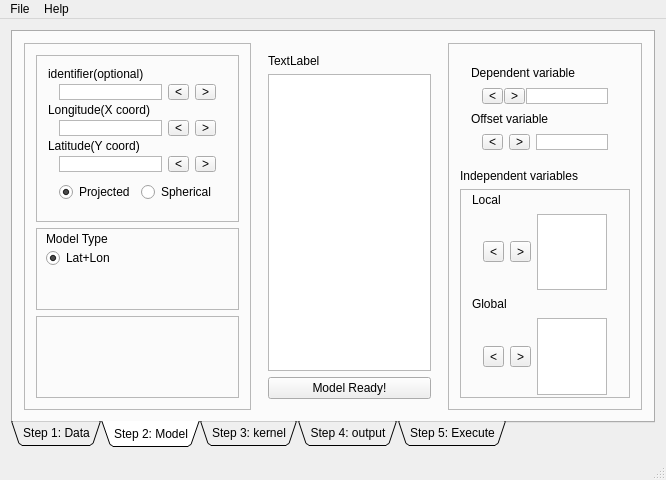
Above: Qt/mainwindow.ui from Anders1232/GWR_BR before the change. Below: the same form after it.
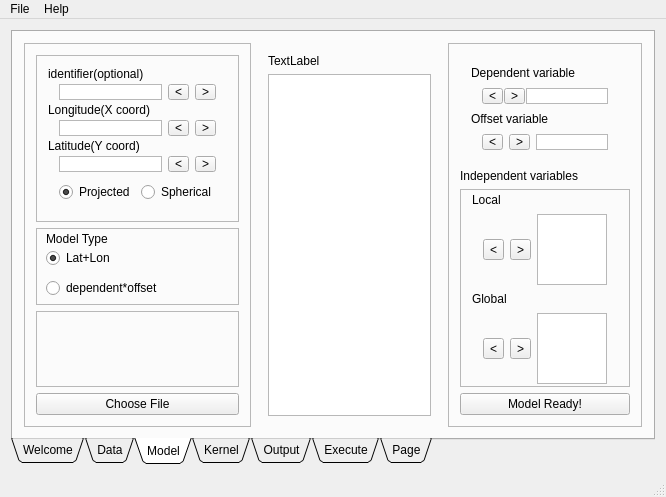
That is the form after the change.

Commit message: Desenvolvendo aba 2

```diff
--- a/Qt/mainwindow.ui
+++ b/Qt/mainwindow.ui
@@ -7,15 +7,9 @@
     <x>0</x>
     <y>0</y>
     <width>666</width>
-    <height>480</height>
+    <height>481</height>
    </rect>
   </property>
-  <property name="sizePolicy">
-   <sizepolicy hsizetype="Preferred" vsizetype="Preferred">
-    <horstretch>0</horstretch>
-    <verstretch>0</verstretch>
-   </sizepolicy>
-  </property>
   <property name="windowTitle">
    <string>MainWindow</string>
   </property>
@@ -23,12 +17,6 @@
    <layout class="QVBoxLayout" name="verticalLayout_2">
     <item>
      <widget class="QTabWidget" name="tabWidget">
-      <property name="sizePolicy">
-       <sizepolicy hsizetype="Expanding" vsizetype="Expanding">
-        <horstretch>0</horstretch>
-        <verstretch>0</verstretch>
-       </sizepolicy>
-      </property>
       <property name="sizeIncrement">
        <size>
         <width>0</width>
@@ -47,12 +35,17 @@
       <property name="currentIndex">
        <number>1</number>
       </property>
-      <widget class="QWidget" name="Step1Data">
+      <widget class="QWidget" name="Welcome">
+       <attribute name="title">
+        <string>Welcome</string>
+       </attribute>
+      </widget>
+      <widget class="QWidget" name="Data">
        <property name="toolTip">
         <string extracomment="teste123ToolTip">&lt;html&gt;&lt;head/&gt;&lt;body&gt;&lt;p&gt;Teste123 Tooltip&lt;/p&gt;&lt;/body&gt;&lt;/html&gt;</string>
        </property>
        <attribute name="title">
-        <string>Step 1: Data</string>
+        <string>Data</string>
        </attribute>
        <layout class="QVBoxLayout" name="verticalLayout" stretch="2,5">
         <item>
@@ -202,7 +195,7 @@
       </widget>
       <widget class="QWidget" name="tab_2">
        <attribute name="title">
-        <string>Step 2: Model</string>
+        <string>Model</string>
        </attribute>
        <layout class="QHBoxLayout" name="horizontalLayout" stretch="1,1,1">
         <item>
@@ -213,7 +206,7 @@
           <property name="frameShadow">
            <enum>QFrame::Raised</enum>
           </property>
-          <layout class="QVBoxLayout" name="verticalLayout_5" stretch="1,1,1">
+          <layout class="QVBoxLayout" name="verticalLayout_5" stretch="1,1,1,0">
            <item>
             <widget class="QFrame" name="frame_6">
              <property name="frameShape">
@@ -439,6 +432,19 @@
                <bool>true</bool>
               </property>
              </widget>
+             <widget class="QRadioButton" name="radioButton_4">
+              <property name="geometry">
+               <rect>
+                <x>10</x>
+                <y>50</y>
+                <width>171</width>
+                <height>20</height>
+               </rect>
+              </property>
+              <property name="text">
+               <string>dependent*offset</string>
+              </property>
+             </widget>
             </widget>
            </item>
            <item>
@@ -451,12 +457,19 @@
              </property>
             </widget>
            </item>
+           <item>
+            <widget class="QPushButton" name="pushButton">
+             <property name="text">
+              <string>Choose File</string>
+             </property>
+            </widget>
+           </item>
           </layout>
          </widget>
         </item>
         <item>
          <widget class="QWidget" name="widget" native="true">
-          <layout class="QVBoxLayout" name="verticalLayout_7" stretch="0,1,0">
+          <layout class="QVBoxLayout" name="verticalLayout_7" stretch="0,1">
            <item>
             <widget class="QLabel" name="label_3">
              <property name="text">
@@ -471,13 +484,6 @@
              </property>
             </widget>
            </item>
-           <item>
-            <widget class="QPushButton" name="modelReadyButton">
-             <property name="text">
-              <string>Model Ready!</string>
-             </property>
-            </widget>
-           </item>
           </layout>
          </widget>
         </item>
@@ -489,7 +495,7 @@
           <property name="frameShadow">
            <enum>QFrame::Raised</enum>
           </property>
-          <layout class="QVBoxLayout" name="verticalLayout_6" stretch="1,0,2">
+          <layout class="QVBoxLayout" name="verticalLayout_6" stretch="1,0,2,0">
            <item>
             <widget class="QWidget" name="widget_2" native="true">
              <layout class="QVBoxLayout" name="verticalLayout_8" stretch="1,1,1,1">
@@ -688,6 +694,13 @@
              </layout>
             </widget>
            </item>
+           <item>
+            <widget class="QPushButton" name="modelReadyButton">
+             <property name="text">
+              <string>Model Ready!</string>
+             </property>
+            </widget>
+           </item>
           </layout>
          </widget>
         </item>
@@ -695,17 +708,17 @@
       </widget>
       <widget class="QWidget" name="tab">
        <attribute name="title">
-        <string>Step 3: kernel</string>
+        <string>Kernel</string>
        </attribute>
       </widget>
       <widget class="QWidget" name="tab_4">
        <attribute name="title">
-        <string>Step 4: output</string>
+        <string>Output</string>
        </attribute>
       </widget>
       <widget class="QWidget" name="tab_3">
        <attribute name="title">
-        <string>Step 5: Execute</string>
+        <string>Execute</string>
        </attribute>
        <layout class="QVBoxLayout" name="verticalLayout_3">
         <item>
@@ -724,6 +737,11 @@
         </item>
        </layout>
       </widget>
+      <widget class="QWidget" name="Credits">
+       <attribute name="title">
+        <string>Page</string>
+       </attribute>
+      </widget>
      </widget>
     </item>
    </layout>
```
Left out of the diff: 22 changed lines with no effect on the pictures.
